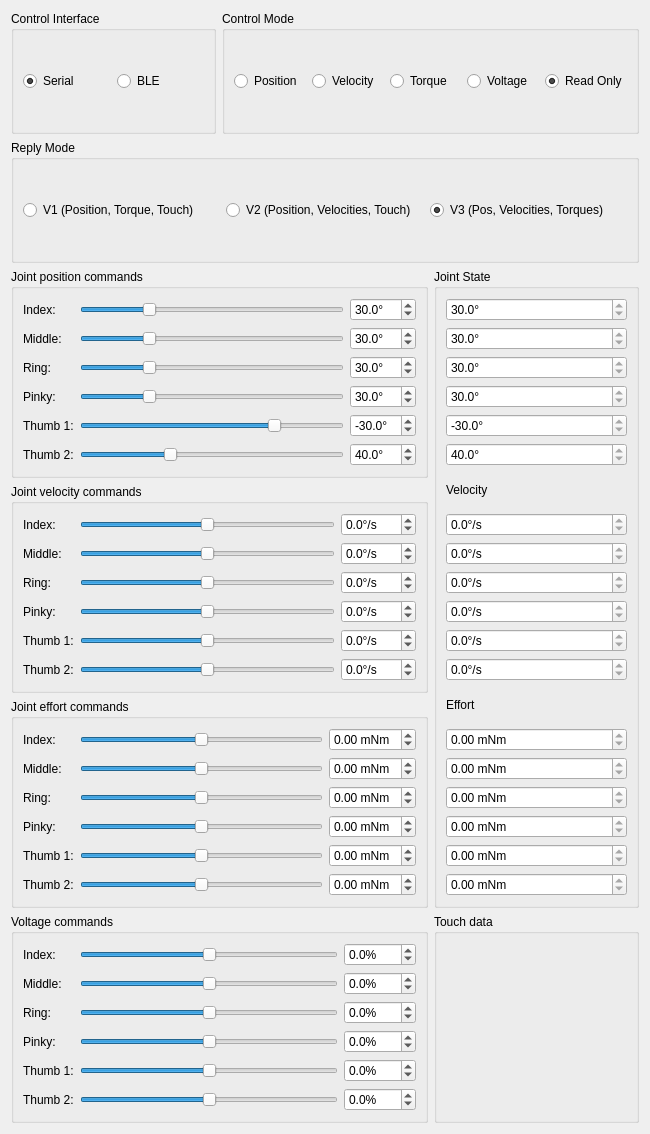
Before: the Qt Designer form rqt_psyonic_hand/src/rqt_psyonic_hand/psyonic_hand_rqt_plugin.ui in HumanoidsBonn/psyonic_hand_ros, drawn with Qt 5.
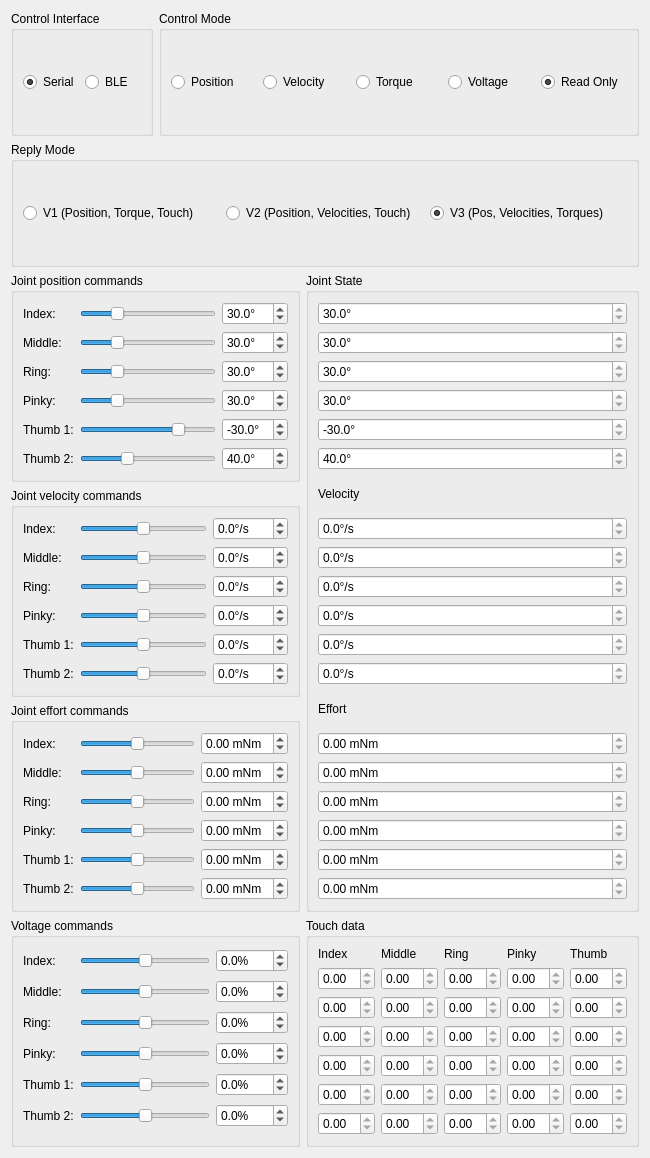
After: the same form once the commit is applied.

```diff
--- a/rqt_psyonic_hand/src/rqt_psyonic_hand/psyonic_hand_rqt_plugin.ui
+++ b/rqt_psyonic_hand/src/rqt_psyonic_hand/psyonic_hand_rqt_plugin.ui
@@ -7,7 +7,7 @@
     <x>0</x>
     <y>0</y>
     <width>650</width>
-    <height>1134</height>
+    <height>1158</height>
    </rect>
   </property>
   <property name="windowTitle">
@@ -1819,6 +1819,253 @@
      <property name="title">
       <string>Touch data</string>
      </property>
+     <layout class="QGridLayout" name="gridLayout_2">
+      <item row="0" column="0">
+       <widget class="QLabel" name="touchIndexLabel">
+        <property name="text">
+         <string>Index</string>
+        </property>
+       </widget>
+      </item>
+      <item row="0" column="1">
+       <widget class="QLabel" name="touchMiddleLabel">
+        <property name="text">
+         <string>Middle</string>
+        </property>
+       </widget>
+      </item>
+      <item row="0" column="2">
+       <widget class="QLabel" name="touchRingLabel">
+        <property name="text">
+         <string>Ring</string>
+        </property>
+       </widget>
+      </item>
+      <item row="0" column="3">
+       <widget class="QLabel" name="touchPinkyLabel">
+        <property name="text">
+         <string>Pinky</string>
+        </property>
+       </widget>
+      </item>
+      <item row="0" column="4">
+       <widget class="QLabel" name="touchThumbLabel">
+        <property name="text">
+         <string>Thumb</string>
+        </property>
+       </widget>
+      </item>
+      <item row="1" column="0">
+       <widget class="QDoubleSpinBox" name="touchIndex0SpinBox">
+        <property name="readOnly">
+         <bool>true</bool>
+        </property>
+       </widget>
+      </item>
+      <item row="1" column="1">
+       <widget class="QDoubleSpinBox" name="touchMiddle0SpinBox">
+        <property name="readOnly">
+         <bool>true</bool>
+        </property>
+       </widget>
+      </item>
+      <item row="1" column="2">
+       <widget class="QDoubleSpinBox" name="touchRing0SpinBox">
+        <property name="readOnly">
+         <bool>true</bool>
+        </property>
+       </widget>
+      </item>
+      <item row="1" column="3">
+       <widget class="QDoubleSpinBox" name="touchPinky0SpinBox">
+        <property name="readOnly">
+         <bool>true</bool>
+        </property>
+       </widget>
+      </item>
+      <item row="1" column="4">
+       <widget class="QDoubleSpinBox" name="touchThumb0SpinBox">
+        <property name="readOnly">
+         <bool>true</bool>
+        </property>
+       </widget>
+      </item>
+      <item row="2" column="0">
+       <widget class="QDoubleSpinBox" name="touchIndex1SpinBox">
+        <property name="readOnly">
+         <bool>true</bool>
+        </property>
+       </widget>
+      </item>
+      <item row="2" column="1">
+       <widget class="QDoubleSpinBox" name="touchMiddle1SpinBox">
+        <property name="readOnly">
+         <bool>true</bool>
+        </property>
+       </widget>
+      </item>
+      <item row="2" column="2">
+       <widget class="QDoubleSpinBox" name="touchRing1SpinBox">
+        <property name="readOnly">
+         <bool>true</bool>
+        </property>
+       </widget>
+      </item>
+      <item row="2" column="3">
+       <widget class="QDoubleSpinBox" name="touchPinky1SpinBox">
+        <property name="readOnly">
+         <bool>true</bool>
+        </property>
+       </widget>
+      </item>
+      <item row="2" column="4">
+       <widget class="QDoubleSpinBox" name="touchThumb1SpinBox">
+        <property name="readOnly">
+         <bool>true</bool>
+        </property>
+       </widget>
+      </item>
+      <item row="3" column="0">
+       <widget class="QDoubleSpinBox" name="touchIndex2SpinBox">
+        <property name="readOnly">
+         <bool>true</bool>
+        </property>
+       </widget>
+      </item>
+      <item row="3" column="1">
+       <widget class="QDoubleSpinBox" name="touchMiddle2SpinBox">
+        <property name="readOnly">
+         <bool>true</bool>
+        </property>
+       </widget>
+      </item>
+      <item row="3" column="2">
+       <widget class="QDoubleSpinBox" name="touchRing2SpinBox">
+        <property name="readOnly">
+         <bool>true</bool>
+        </property>
+       </widget>
+      </item>
+      <item row="3" column="3">
+       <widget class="QDoubleSpinBox" name="touchPinky2SpinBox">
+        <property name="readOnly">
+         <bool>true</bool>
+        </property>
+       </widget>
+      </item>
+      <item row="3" column="4">
+       <widget class="QDoubleSpinBox" name="touchThumb2SpinBox">
+        <property name="readOnly">
+         <bool>true</bool>
+        </property>
+       </widget>
+      </item>
+      <item row="4" column="0">
+       <widget class="QDoubleSpinBox" name="touchIndex3SpinBox">
+        <property name="readOnly">
+         <bool>true</bool>
+        </property>
+       </widget>
+      </item>
+      <item row="4" column="1">
+       <widget class="QDoubleSpinBox" name="touchMiddle3SpinBox">
+        <property name="readOnly">
+         <bool>true</bool>
+        </property>
+       </widget>
+      </item>
+      <item row="4" column="2">
+       <widget class="QDoubleSpinBox" name="touchRing3SpinBox">
+        <property name="readOnly">
+         <bool>true</bool>
+        </property>
+       </widget>
+      </item>
+      <item row="4" column="3">
+       <widget class="QDoubleSpinBox" name="touchPinky3SpinBox">
+        <property name="readOnly">
+         <bool>true</bool>
+        </property>
+       </widget>
+      </item>
+      <item row="4" column="4">
+       <widget class="QDoubleSpinBox" name="touchThumb3SpinBox">
+        <property name="readOnly">
+         <bool>true</bool>
+        </property>
+       </widget>
+      </item>
+      <item row="5" column="0">
+       <widget class="QDoubleSpinBox" name="touchIndex4SpinBox">
+        <property name="readOnly">
+         <bool>true</bool>
+        </property>
+       </widget>
+      </item>
+      <item row="5" column="1">
+       <widget class="QDoubleSpinBox" name="touchMiddle4SpinBox">
+        <property name="readOnly">
+         <bool>true</bool>
+        </property>
+       </widget>
+      </item>
+      <item row="5" column="2">
+       <widget class="QDoubleSpinBox" name="touchRing4SpinBox">
+        <property name="readOnly">
+         <bool>true</bool>
+        </property>
+       </widget>
+      </item>
+      <item row="5" column="3">
+       <widget class="QDoubleSpinBox" name="touchPinky4SpinBox">
+        <property name="readOnly">
+         <bool>true</bool>
+        </property>
+       </widget>
+      </item>
+      <item row="5" column="4">
+       <widget class="QDoubleSpinBox" name="touchThumb4SpinBox">
+        <property name="readOnly">
+         <bool>true</bool>
+        </property>
+       </widget>
+      </item>
+      <item row="6" column="0">
+       <widget class="QDoubleSpinBox" name="touchIndex5SpinBox">
+        <property name="readOnly">
+         <bool>true</bool>
+        </property>
+       </widget>
+      </item>
+      <item row="6" column="1">
+       <widget class="QDoubleSpinBox" name="touchMiddle5SpinBox">
+        <property name="readOnly">
+         <bool>true</bool>
+        </property>
+       </widget>
+      </item>
+      <item row="6" column="2">
+       <widget class="QDoubleSpinBox" name="touchRing5SpinBox">
+        <property name="readOnly">
+         <bool>true</bool>
+        </property>
+       </widget>
+      </item>
+      <item row="6" column="3">
+       <widget class="QDoubleSpinBox" name="touchPinky5SpinBox">
+        <property name="readOnly">
+         <bool>true</bool>
+        </property>
+       </widget>
+      </item>
+      <item row="6" column="4">
+       <widget class="QDoubleSpinBox" name="touchThumb5SpinBox">
+        <property name="readOnly">
+         <bool>true</bool>
+        </property>
+       </widget>
+      </item>
+     </layout>
     </widget>
    </item>
   </layout>
```
Left out of the diff: 758 changed lines with no effect on the pictures.
